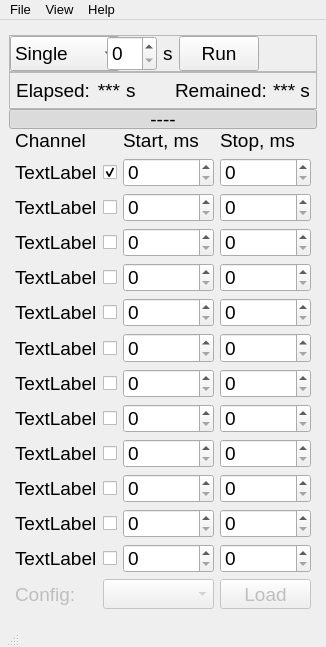
Before: the Qt Designer form Timer_UI.ui in smertouh/1_MeV_UI_additional, drawn with Qt 5.
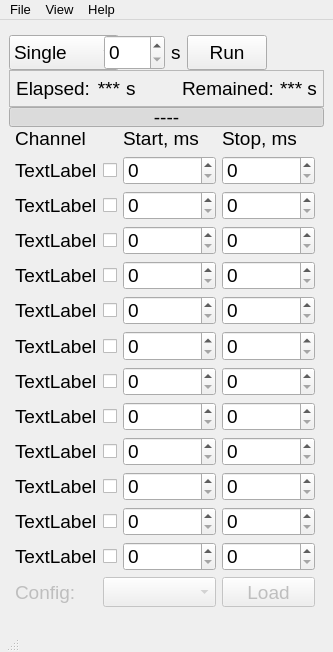
After: the same form once the commit is applied. Icons and pictures are not drawn.

Diff of the .ui file:
```diff
--- a/Timer_UI.ui
+++ b/Timer_UI.ui
@@ -6,8 +6,8 @@
    <rect>
     <x>0</x>
     <y>0</y>
-    <width>326</width>
-    <height>647</height>
+    <width>333</width>
+    <height>652</height>
    </rect>
   </property>
   <property name="sizePolicy">
@@ -40,8 +40,8 @@
      <rect>
       <x>9</x>
       <y>9</y>
-      <width>308</width>
-      <height>580</height>
+      <width>315</width>
+      <height>578</height>
      </rect>
     </property>
     <property name="sizePolicy">
@@ -86,12 +86,15 @@
          </sizepolicy>
         </property>
         <property name="frameShape">
-         <enum>QFrame::StyledPanel</enum>
+         <enum>QFrame::NoFrame</enum>
         </property>
         <property name="frameShadow">
          <enum>QFrame::Raised</enum>
         </property>
         <layout class="QHBoxLayout" name="horizontalLayout">
+         <property name="spacing">
+          <number>6</number>
+         </property>
          <property name="leftMargin">
           <number>0</number>
          </property>
@@ -182,6 +185,9 @@
            <property name="keyboardTracking">
             <bool>false</bool>
            </property>
+           <property name="maximum">
+            <number>999</number>
+           </property>
           </widget>
          </item>
          <item>
@@ -571,7 +577,7 @@
         </property>
         <property name="sizeHint" stdset="0">
          <size>
-          <width>0</width>
+          <width>20</width>
           <height>40</height>
          </size>
         </property>
@@ -629,7 +635,7 @@
             <string/>
            </property>
            <property name="checked">
-            <bool>true</bool>
+            <bool>false</bool>
            </property>
           </widget>
          </item>
@@ -1744,7 +1750,7 @@
     <rect>
      <x>0</x>
      <y>0</y>
-     <width>326</width>
+     <width>333</width>
      <height>23</height>
     </rect>
    </property>
```
Left out of the diff: 4 changed lines with no effect on the pictures.
